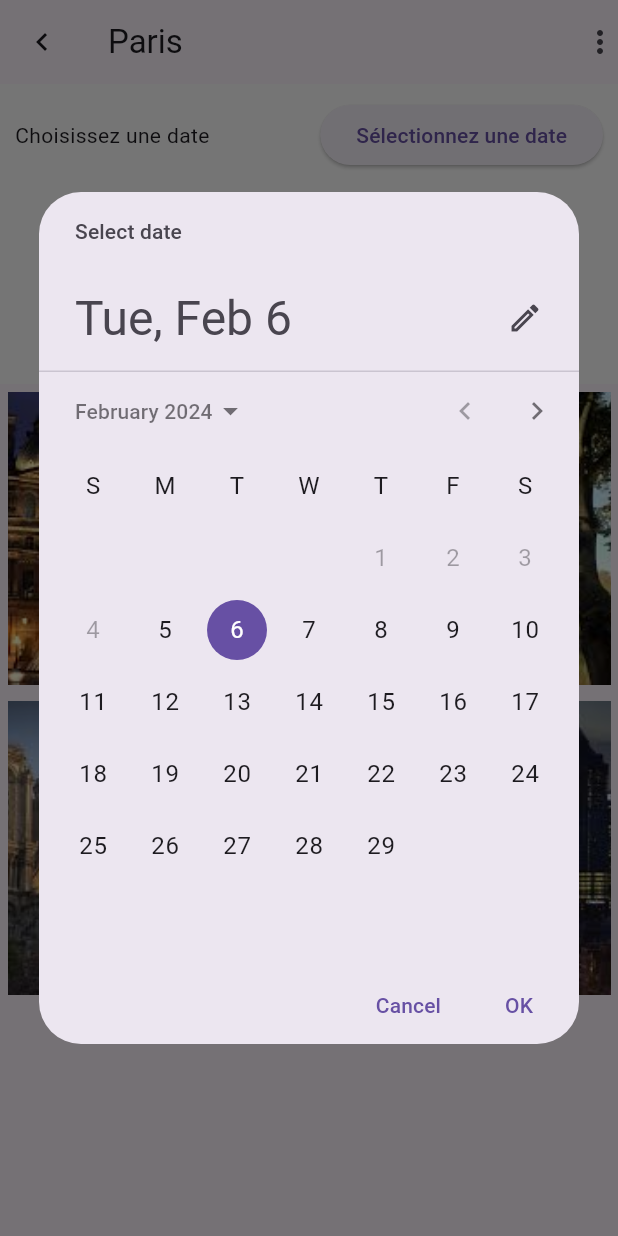
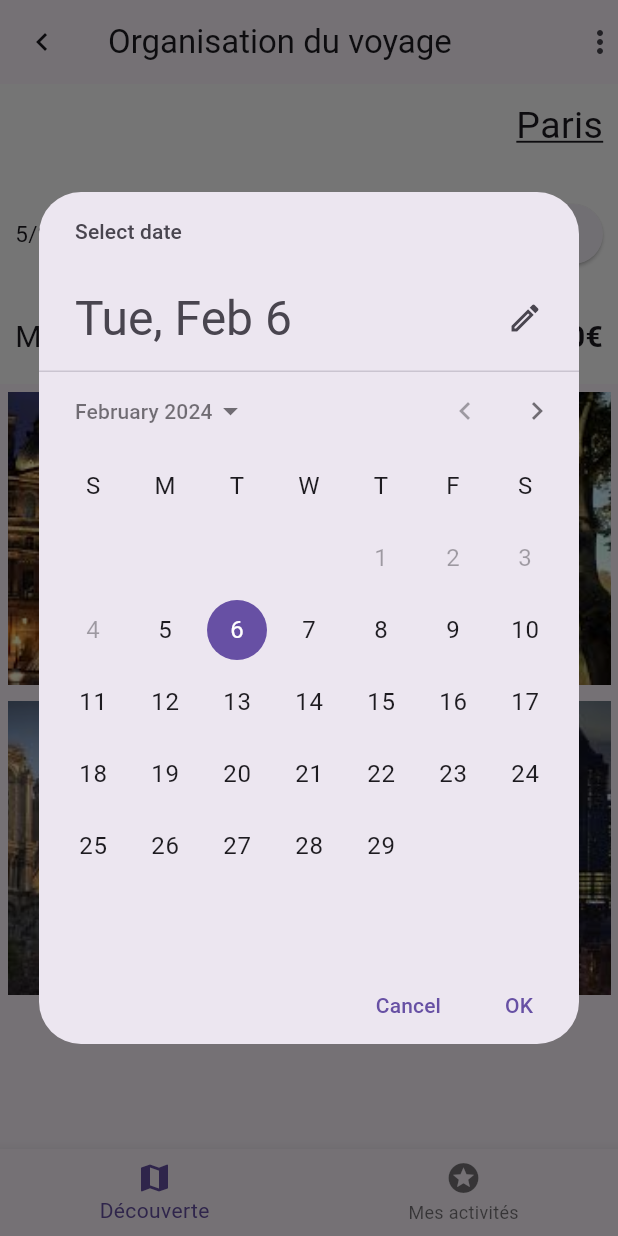
Before and after one commit to Wormav/Flutter_training, a Flutter app: the screen it shows after launch, after a tap on "Sélectionnez une date", on a phone screen of 412 x 824 dp. Run offline on Flutter 3.47's test engine with Material 3 defaults, Android fonts, the phone set to English and light mode, and no system bars.

```diff
--- a/lib/views/city/city.dart
+++ b/lib/views/city/city.dart
@@ -1,8 +1,10 @@
 import 'package:flutter/material.dart';
+import 'widgets/trip_activity_list.dart';
+import 'widgets/activity_list.dart';
+import 'widgets/trip_overview.dart';
 import '../../data/data.dart' as data;
 import '../../models/activity.model.dart';
 import '../../models/trip.model.dart';
-import 'widgets/activity_card.dart';
 
 class City extends StatefulWidget {
   final List<Activity> activities = data.activities;
@@ -14,12 +16,13 @@ class City extends StatefulWidget {
 
 class _CityState extends State<City> {
   Trip mytrip = Trip(activities: [], city: 'Paris', date: DateTime.now());
+  int index = 0;
 
   void setDate() {
     showDatePicker(
       context: context,
+      firstDate: DateTime.now(),
       initialDate: DateTime.now().add(const Duration(days: 1)),
-      firstDate: DateTime.now(),
       lastDate: DateTime(2025),
     ).then((newDate) {
       if (newDate != null) {
@@ -30,49 +33,50 @@ class _CityState extends State<City> {
     });
   }
 
+  void switchIndex(newIndex) {
+    setState(() {
+      index = newIndex;
+    });
+  }
+
   @override
   Widget build(BuildContext context) {
     return Scaffold(
       appBar: AppBar(
         leading: const Icon(Icons.chevron_left),
-        title: const Text('Paris'),
+        title: const Text('Organisation du voyage'),
         actions: const <Widget>[
           Icon(Icons.more_vert),
         ],
       ),
       body: Column(
         children: [
-          Container(
-            padding: const EdgeInsets.all(10),
-            height: 200,
-            color: Colors.white,
-            child: Column(
-              children: <Widget>[
-                Row(
-                  children: <Widget>[
-                    const Expanded(
-                      child: Text('Choisissez une date'),
-                    ),
-                    ElevatedButton(
-                      onPressed: setDate,
-                      child: const Text('Sélectionnez une date'),
-                    )
-                  ],
-                )
-              ],
-            ),
+          TripOverview(
+            mytrip: mytrip,
+            setDate: setDate,
           ),
           Expanded(
-            child: GridView.count(
-              crossAxisCount: 2,
-              mainAxisSpacing: 1,
-              crossAxisSpacing: 1,
-              children: widget.activities
-                  .map((activity) => ActivityCard(activity: activity))
-                  .toList(),
-            ),
+            child: index == 0
+                ? ActivityList(
+                    activities: widget.activities,
+                  )
+                : const TripActivityList(),
           )
         ],
+      ),
+      bottomNavigationBar: BottomNavigationBar(
+        currentIndex: index,
+        items: const [
+          BottomNavigationBarItem(
+            icon: Icon(Icons.map),
+            label: 'Découverte',
+          ),
+          BottomNavigationBarItem(
+            icon: Icon(Icons.stars),
+            label: 'Mes activités',
+          )
+        ],
+        onTap: switchIndex,
       ),
     );
   }
--- /dev/null
+++ b/lib/views/city/widgets/activity_list.dart
@@ -0,0 +1,21 @@
+import 'package:flutter/material.dart';
+import '../../../models/activity.model.dart';
+import 'activity_card.dart';
+
+class ActivityList extends StatelessWidget {
+  final List<Activity> activities;
+
+  const ActivityList({super.key, required this.activities});
+
+  @override
+  Widget build(BuildContext context) {
+    return GridView.count(
+      crossAxisCount: 2,
+      mainAxisSpacing: 1,
+      crossAxisSpacing: 1,
+      children: activities
+          .map((activity) => ActivityCard(activity: activity))
+          .toList(),
+    );
+  }
+}
--- /dev/null
+++ b/lib/views/city/widgets/trip_activity_list.dart
@@ -0,0 +1,10 @@
+import 'package:flutter/material.dart';
+
+class TripActivityList extends StatelessWidget {
+  const TripActivityList({super.key});
+
+  @override
+  Widget build(BuildContext context) {
+    return const Text('ici');
+  }
+}
--- /dev/null
+++ b/lib/views/city/widgets/trip_overview.dart
@@ -0,0 +1,72 @@
+import 'package:flutter/material.dart';
+import 'package:intl/intl.dart';
+import '../../../models/trip.model.dart';
+
+class TripOverview extends StatelessWidget {
+  final VoidCallback setDate;
+  final Trip mytrip;
+
+  double get amount {
+    return 0;
+  }
+
+  const TripOverview({super.key, required this.setDate, required this.mytrip});
+
+  @override
+  Widget build(BuildContext context) {
+    return Container(
+      padding: const EdgeInsets.all(10),
+      height: 200,
+      color: Colors.white,
+      child: Column(
+        crossAxisAlignment: CrossAxisAlignment.end,
+        children: <Widget>[
+          const Text(
+            'Paris',
+            style: TextStyle(
+              fontSize: 25,
+              decoration: TextDecoration.underline,
+            ),
+          ),
+          const SizedBox(
+            height: 30,
+          ),
+          Row(
+            children: <Widget>[
+              Expanded(
+                child: Text(
+                  DateFormat('d/M/y').format(mytrip.date),
+                  style: const TextStyle(fontSize: 15),
+                ),
+              ),
+              ElevatedButton(
+                onPressed: setDate,
+                child: const Text('Sélectionnez une date'),
+              )
+            ],
+          ),
+          const SizedBox(
+            height: 30,
+          ),
+          Row(
+            children: <Widget>[
+              const Expanded(
+                child: Text(
+                  'Montant / personne',
+                  style: TextStyle(fontSize: 20),
+                ),
+              ),
+              Text(
+                '$amount€',
+                style: const TextStyle(
+                  fontSize: 20,
+                  fontWeight: FontWeight.bold,
+                ),
+              )
+            ],
+          ),
+        ],
+      ),
+    );
+  }
+}
```
